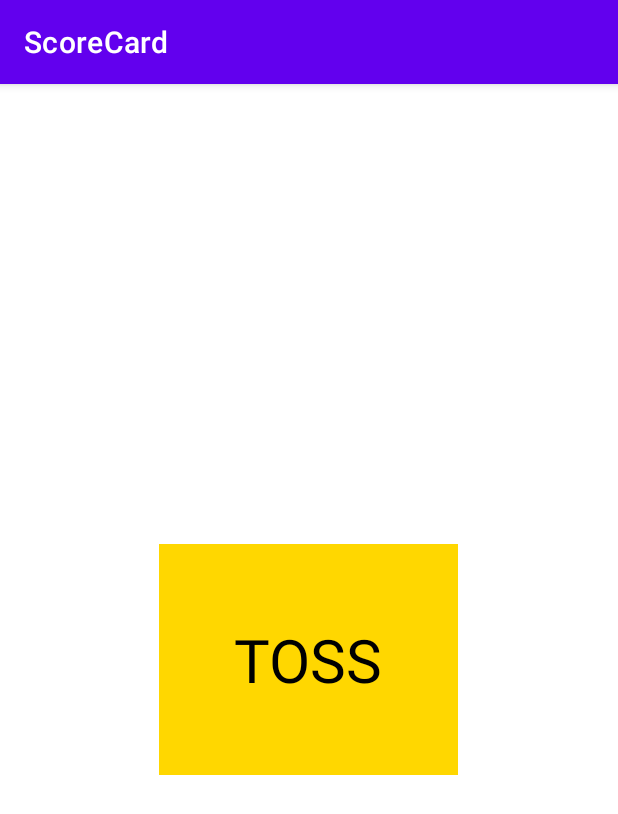
After one commit to DeadshotTech/scorecard, an Android app: the TossActivity screen opened directly, with no data from a screen before it, on a phone screen of 412 x 824 dp. The commit adds this screen. Shown: the top 814 px of the screen. Run offline under Robolectric (Android 15) with nearby library versions, the phone set to English and light mode, and no system bars; our stand-ins replace Firebase (no records; nobody signed in at launch, a user with empty details on screens opened directly); 1 statement that could not run was skipped.

Commit message:
(feature) Added toss into the flow which now sets up the active batting and balling teams on the basis of toss. The data is saved in firebase to be available across screens

```diff
--- a/app/src/main/AndroidManifest.xml
+++ b/app/src/main/AndroidManifest.xml
@@ -11,6 +11,9 @@
         android:supportsRtl="true"
         android:theme="@style/Theme.ScoreCard"
         tools:targetApi="31">
+        <activity
+            android:name=".activities.TossActivity"
+            android:exported="false" />
         <activity
             android:name=".activities.ScoringScreenActivity"
             android:exported="false" />
--- a/app/src/main/java/com/deadshot/scorecard/activities/ScoringScreenActivity.java
+++ b/app/src/main/java/com/deadshot/scorecard/activities/ScoringScreenActivity.java
@@ -386,7 +386,7 @@ public class ScoringScreenActivity extends AppCompatActivity {
             public void onDataChange(DataSnapshot dataSnapshot) {
 
                 matchDetails = dataSnapshot.getValue(MatchDetails.class);
-
+                Log.d(CommonConstants.INFO_LOG_TAG, matchDetails.toString());
                 loadMatchScoreCardData(matchDetails);
 
             }
--- /dev/null
+++ b/app/src/main/java/com/deadshot/scorecard/activities/TossActivity.java
@@ -0,0 +1,157 @@
+package com.deadshot.scorecard.activities;
+
+import androidx.annotation.NonNull;
+import androidx.appcompat.app.AppCompatActivity;
+
+import android.content.Intent;
+import android.os.Bundle;
+import android.util.Log;
+import android.view.View;
+import android.widget.ImageView;
+import android.widget.LinearLayout;
+import android.widget.TextView;
+
+import com.deadshot.scorecard.R;
+import com.deadshot.scorecard.constants.CommonConstants;
+import com.deadshot.scorecard.models.MatchDetails;
+import com.google.android.gms.tasks.OnCompleteListener;
+import com.google.android.gms.tasks.Task;
+import com.google.firebase.database.DataSnapshot;
+import com.google.firebase.database.DatabaseError;
+import com.google.firebase.database.DatabaseReference;
+import com.google.firebase.database.FirebaseDatabase;
+import com.google.firebase.database.ValueEventListener;
+
+import java.util.HashMap;
+import java.util.Map;
+
+public class TossActivity extends AppCompatActivity {
+
+    private String matchDetailsReferencePath;
+    private String teamAName;
+    private String teamBName;
+    private String activeBattingTeam;
+    private String activeBallingTeam;
+
+    @Override
+    protected void onCreate(Bundle savedInstanceState) {
+        super.onCreate(savedInstanceState);
+        setContentView(R.layout.activity_toss);
+
+        Bundle extras = getIntent().getExtras();
+        if (extras != null) {
+            teamAName = extras.get(CommonConstants.TEAM_A).toString();
+            teamBName = extras.get(CommonConstants.TEAM_B).toString();
+            matchDetailsReferencePath = extras.get(CommonConstants.MATCH_DETAILS_RECORD_DETAILS_REFERENCE).toString();
+        }
+
+//        TODO: Remove the code for reading Match Details as it is not really required here. Added for debugging
+        readMatchDetails();
+        setupOnClickListeners();
+
+    }
+
+    private void readMatchDetails(){
+
+        FirebaseDatabase database = FirebaseDatabase.getInstance();
+        DatabaseReference databaseReference = database.getReference(matchDetailsReferencePath);
+        databaseReference.addValueEventListener(new ValueEventListener() {
+            @Override
+            public void onDataChange(@NonNull DataSnapshot snapshot) {
+                MatchDetails matchDetails = snapshot.getValue(MatchDetails.class);
+                Log.d(CommonConstants.INFO_LOG_TAG, matchDetails.toString());
+            }
+
+            @Override
+            public void onCancelled(@NonNull DatabaseError error) {
+
+            }
+        });
+    }
+
+    private void setupOnClickListeners() {
+
+        setupTossButtonOnClickListener();
+        setupTossPreferenceBattingListener();
+        setupTossPreferenceBallingListener();
+
+    }
+
+    private void setupTossPreferenceBallingListener() {
+        ImageView ivBallingPreference = (ImageView) findViewById(R.id.toss_winner_preference_baller);
+        saveDetailsStartMatch(ivBallingPreference, false);
+    }
+
+    private void setupTossPreferenceBattingListener() {
+        ImageView ivBattingPreference = (ImageView) findViewById(R.id.toss_winner_preference_batting);
+        saveDetailsStartMatch(ivBattingPreference, true);
+    }
+
+    private void saveDetailsStartMatch(View preference, boolean isPreferenceBatting){
+        preference.setOnClickListener(new View.OnClickListener() {
+            @Override
+            public void onClick(View view) {
+                if(!isPreferenceBatting) {
+                    activeBattingTeam = switchActiveTeam(activeBattingTeam);
+                    activeBallingTeam = switchActiveTeam(activeBallingTeam);
+                }
+                updateActiveBattingTeamFirebase();
+            }
+        });
+    }
+
+    private String switchActiveTeam(String activeTeam) {
+        return CommonConstants.TEAM_A.equals(activeTeam) ?
+                CommonConstants.TEAM_B :
+                CommonConstants.TEAM_A;
+    }
+
+    private void navigateToScoringScreen() {
+        Intent intent = new Intent(TossActivity.this, ScoringScreenActivity.class);
+        intent.putExtra(CommonConstants.MATCH_DETAILS_RECORD_DETAILS_REFERENCE, matchDetailsReferencePath);
+        intent.putExtra(CommonConstants.ACTIVE_BATTING_TEAM_FIREBASE_REFERENCE, activeBattingTeam);
+        startActivity(intent);
+    }
+
+    private void updateActiveBattingTeamFirebase() {
+        Log.i(CommonConstants.INFO_LOG_TAG, activeBattingTeam);
+        FirebaseDatabase database = FirebaseDatabase.getInstance();
+        DatabaseReference databaseReference = database.getReference(matchDetailsReferencePath);
+
+        Map<String, Object> activeTeams = new HashMap<>();
+        activeTeams.put(CommonConstants.ACTIVE_BATTING_TEAM_FIREBASE_REFERENCE, activeBattingTeam);
+        activeTeams.put(CommonConstants.ACTIVE_BALLING_TEAM_FIREBASE_REFERENCE, activeBallingTeam);
+        databaseReference.updateChildren(activeTeams)
+//        databaseReference.child(CommonConstants.ACTIVE_BATTING_TEAM_FIREBASE_REFERENCE)
+//                .setValue(activeBattingTeam)
+                .addOnCompleteListener(new OnCompleteListener<Void>() {
+                    @Override
+                    public void onComplete(@NonNull Task<Void> task) {
+                        navigateToScoringScreen();
+                    }
+                });
+
+    }
+
+    private void setupTossButtonOnClickListener() {
+        TextView tvTossButton = (TextView) findViewById(R.id.toss_button);
+        tvTossButton.setOnClickListener(new View.OnClickListener() {
+            @Override
+            public void onClick(View view) {
+                double tossValue = Math.random();
+                if(tossValue <= CommonConstants.HALF){
+                    tvTossButton.setText(teamAName + CommonConstants.WINS_THE_TOSS);
+                    activeBattingTeam = CommonConstants.TEAM_A;
+                    activeBallingTeam = CommonConstants.TEAM_B;
+                }else{
+                    tvTossButton.setText(teamBName + CommonConstants.WINS_THE_TOSS);
+                    activeBattingTeam = CommonConstants.TEAM_B;
+                    activeBallingTeam = CommonConstants.TEAM_A;
+                }
+
+                LinearLayout llWinningTeamPreference = (LinearLayout) findViewById(R.id.playing_choice_selector);
+                llWinningTeamPreference.setVisibility(View.VISIBLE);
+            }
+        });
+    }
+}
--- a/app/src/main/java/com/deadshot/scorecard/constants/CommonConstants.java
+++ b/app/src/main/java/com/deadshot/scorecard/constants/CommonConstants.java
@@ -14,9 +14,11 @@ public class CommonConstants {
     public static final String WARNING_LOG_TAG = "SCORECARD_WARNING";
     public static final String ERROR_LOG_TAG = "SCORECARD_ERROR";
     public static final String INFO_LOG_TAG = "SCORECARD_INFO";
+    public static final String DEBUG_LOG_TAG = "SCORECARD_DEBUG";
     public static final String MATCH_DETAILS = "MATCH_DETAILS";
     public static final String MATCH_DETAILS_RECORD_DETAILS_REFERENCE = "MATCH_DETAILS_RECORD_DETAILS_REFERENCE";
     public static final String TEAM_A = "teamA";
+    public static final String TEAM_B = "teamB";
     public static final int SIX = 6;
     public static final int FIVE = 5;
     public static final int FOUR = 4;
@@ -38,4 +40,8 @@ public class CommonConstants {
     public static final String BALLER_HEADER = "Bowlers";
     public static final String BATTER_HEADER = "Batters";
     public static final String RUN_RATE_HEADER = "RR";
+    public static final double HALF = 0.5d;
+    public static final String WINS_THE_TOSS = "\nWins the toss!";
+    public static final String ACTIVE_BATTING_TEAM_FIREBASE_REFERENCE = "activeBattingTeam";
+    public static final String ACTIVE_BALLING_TEAM_FIREBASE_REFERENCE = "activeBallingTeam";
 }
--- a/app/src/main/java/com/deadshot/scorecard/models/MatchDetails.java
+++ b/app/src/main/java/com/deadshot/scorecard/models/MatchDetails.java
@@ -38,6 +38,7 @@ public class MatchDetails implements Serializable {
         setTeamATeammates(new ArrayList<>());
         setTeamBTeammates(new ArrayList<>());
         setActiveBattingTeam(CommonConstants.EMPTY_STRING);
+        setActiveBallingTeam(CommonConstants.EMPTY_STRING);
 
     }
 
--- a/app/src/main/res/layout/activity_record_game_activity_layout.xml
+++ b/app/src/main/res/layout/activity_record_game_activity_layout.xml
@@ -378,10 +378,10 @@
             android:weightSum="1">
 
             <Button
-                android:id="@+id/start_game_button"
+                android:id="@+id/toss_button"
                 android:layout_width="200dip"
                 android:layout_height="wrap_content"
-                android:text="Start Match"
+                android:text="FLIP A COIN"
                 android:layout_weight="1"
                 android:padding="10dip"
                 android:textColor="@color/white"
--- /dev/null
+++ b/app/src/main/res/layout/activity_toss.xml
@@ -0,0 +1,57 @@
+<?xml version="1.0" encoding="utf-8"?>
+<RelativeLayout xmlns:android="http://schemas.android.com/apk/res/android"
+    xmlns:app="http://schemas.android.com/apk/res-auto"
+    xmlns:tools="http://schemas.android.com/tools"
+    android:layout_width="match_parent"
+    android:layout_height="match_parent"
+    tools:context=".activities.TossActivity">
+
+    <TextView
+        android:id="@+id/toss_button"
+        android:layout_width="wrap_content"
+        android:layout_height="wrap_content"
+        android:layout_centerInParent="true"
+        android:background="@color/coin_gold_color"
+        android:padding="50dip"
+        android:text="TOSS"
+        android:textSize="40sp"
+        android:gravity="center"
+        android:textColor="@color/black"/>
+
+    <LinearLayout
+        android:id="@+id/playing_choice_selector"
+        android:layout_width="match_parent"
+        android:layout_height="wrap_content"
+        android:layout_alignParentBottom="true"
+        android:layout_marginTop="20dip"
+        android:layout_marginBottom="20dip"
+        android:orientation="horizontal"
+        android:weightSum="2"
+        android:visibility="invisible">
+
+        <ImageView
+            android:id="@+id/toss_winner_preference_batting"
+            android:layout_width="0dip"
+            android:layout_height="match_parent"
+            android:layout_gravity="center"
+            android:layout_margin="10dip"
+            android:layout_weight="1"
+            android:adjustViewBounds="true"
+            android:background="@color/main_theme_background_color"
+            android:padding="10dip"
+            android:src="@drawable/batting_icon" />
+
+        <ImageView
+            android:id="@+id/toss_winner_preference_baller"
+            android:layout_width="0dip"
+            android:layout_height="wrap_content"
+            android:layout_gravity="center"
+            android:layout_margin="10dip"
+            android:layout_weight="1"
+            android:adjustViewBounds="true"
+            android:background="@color/main_theme_background_color"
+            android:padding="10dip"
+            android:src="@drawable/balling_icon" />
+
+    </LinearLayout>
+</RelativeLayout>
--- a/app/src/main/res/values/colors.xml
+++ b/app/src/main/res/values/colors.xml
@@ -8,4 +8,5 @@
     <color name="black">#FF000000</color>
     <color name="white">#FFFFFFFF</color>
     <color name="main_theme_background_color">#063970</color>
+    <color name="coin_gold_color">#FFD700</color>
 </resources>
```
Also changed, not shown: app/src/main/java/com/deadshot/scorecard/activities/RecordGameActivity.java (+38 -12 lines), app/src/main/res/drawable/balling_icon.png (added), app/src/main/res/drawable/batting_icon.png (added).
